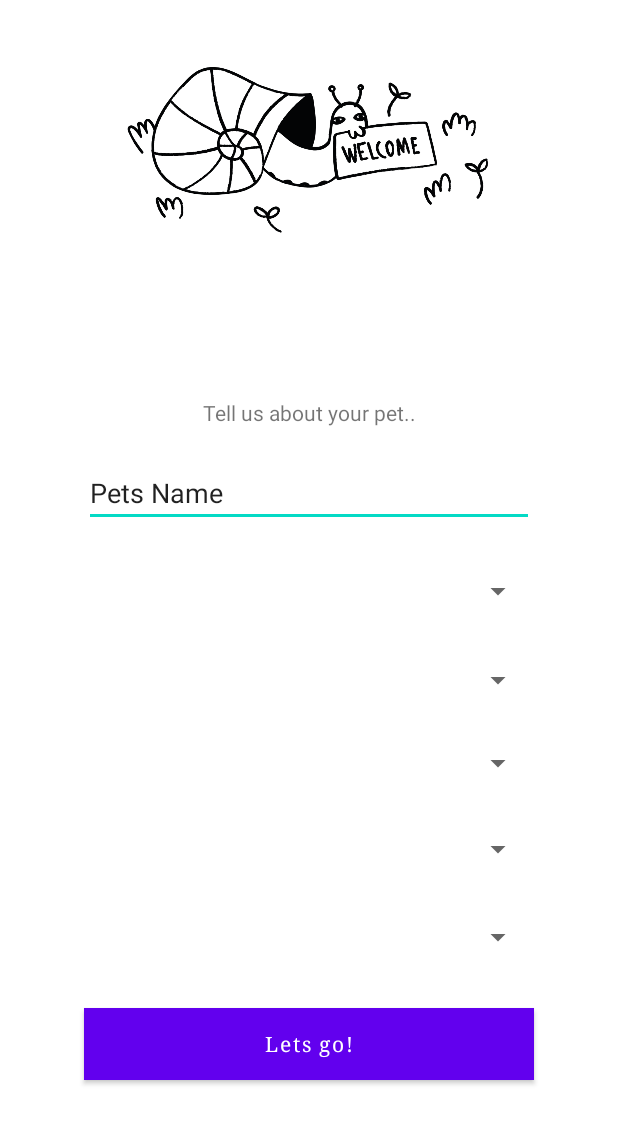
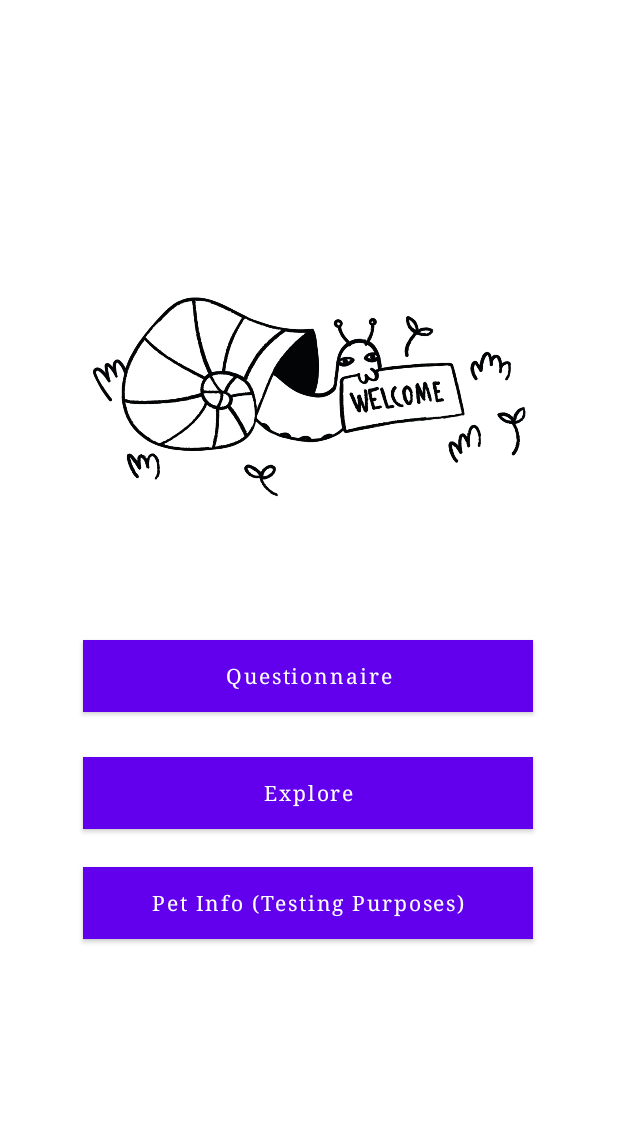
Before and after one commit to MobileNetworksUWS/PetsopediaApp, an Android app: the layout activity_main.xml on its own in the app's theme, with its tools: preview values and no code run, on a phone screen of 412 x 824 dp. Shown: the top 1124 px of the screen. Run offline under Robolectric (Android 15) with nearby library versions, the light colour scheme and no system bars.

Commit message:
Added new pages, changed welcome page so that there are buttons to different areas of app. Working on breed spinners now.

```diff
--- a/app/src/main/res/layout/activity_main.xml
+++ b/app/src/main/res/layout/activity_main.xml
@@ -8,117 +8,60 @@
 
     <ImageView
         android:id="@+id/imageView"
-        android:layout_width="332dp"
-        android:layout_height="200dp"
+        android:layout_width="391dp"
+        android:layout_height="240dp"
         android:contentDescription="@string/welcome_image"
-        app:layout_constraintBottom_toBottomOf="parent"
-        app:layout_constraintEnd_toEndOf="parent"
-        app:layout_constraintHorizontal_bias="0.493"
-        app:layout_constraintStart_toStartOf="parent"
-        app:layout_constraintTop_toTopOf="parent"
-        app:layout_constraintVertical_bias="0.0"
-        app:srcCompat="@drawable/cole_welcome" />
-
-    <TextView
-        android:id="@+id/textView"
-        android:layout_width="wrap_content"
-        android:layout_height="wrap_content"
-        android:text="@string/welcome_message"
-        app:layout_constraintBottom_toBottomOf="parent"
-        app:layout_constraintLeft_toLeftOf="parent"
-        app:layout_constraintRight_toRightOf="parent"
-        app:layout_constraintTop_toTopOf="parent"
-        app:layout_constraintVertical_bias="0.33" />
-
-    <EditText
-        android:id="@+id/editTextTextPersonName"
-        android:layout_width="@dimen/textfield_width"
-        android:layout_height="wrap_content"
-        android:autofillHints="@string/pet_name"
-        android:ems="10"
-        android:hint="@string/pet_name"
-        android:inputType="textPersonName"
-        android:labelFor="@string/pet_name"
-        android:text="@string/pet_name"
         app:layout_constraintBottom_toBottomOf="parent"
         app:layout_constraintEnd_toEndOf="parent"
         app:layout_constraintStart_toStartOf="parent"
         app:layout_constraintTop_toTopOf="parent"
-        app:layout_constraintVertical_bias="0.393" />
-
-    <Spinner
-        android:id="@+id/age_spinner"
-        android:layout_width="@dimen/textfield_width"
-        android:layout_height="@dimen/spinner_height"
-        android:labelFor="@string/pet_age"
-        android:text="@string/pet_age"
-        app:layout_constraintBottom_toBottomOf="parent"
-        app:layout_constraintEnd_toEndOf="parent"
-        app:layout_constraintStart_toStartOf="parent"
-        app:layout_constraintTop_toTopOf="@+id/imageView"
-        app:layout_constraintVertical_bias="0.478" />
-
-    <Spinner
-        android:id="@+id/which_spinner"
-        android:layout_width="@dimen/textfield_width"
-        android:layout_height="@dimen/spinner_height"
-        android:labelFor="@string/pet_age"
-        android:text="@string/pet_age"
-        app:layout_constraintBottom_toBottomOf="parent"
-        app:layout_constraintEnd_toEndOf="parent"
-        app:layout_constraintStart_toStartOf="parent"
-        app:layout_constraintTop_toTopOf="@+id/imageView"
-        app:layout_constraintVertical_bias="0.553" />
-
-    <Spinner
-        android:id="@+id/breed_spinner"
-        android:layout_width="@dimen/textfield_width"
-        android:layout_height="@dimen/spinner_height"
-        android:labelFor="@string/pet_age"
-        android:text="@string/pet_age"
-        app:layout_constraintBottom_toBottomOf="parent"
-        app:layout_constraintEnd_toEndOf="parent"
-        app:layout_constraintStart_toStartOf="parent"
-        app:layout_constraintTop_toTopOf="@+id/imageView"
-        app:layout_constraintVertical_bias="0.623" />
-
-    <Spinner
-        android:id="@+id/weight_spinner"
-        android:layout_width="@dimen/textfield_width"
-        android:layout_height="@dimen/spinner_height"
-        android:labelFor="@string/pet_age"
-        android:text="@string/pet_age"
-        app:layout_constraintBottom_toBottomOf="parent"
-        app:layout_constraintEnd_toEndOf="parent"
-        app:layout_constraintStart_toStartOf="parent"
-        app:layout_constraintTop_toTopOf="@+id/imageView"
-        app:layout_constraintVertical_bias="0.696" />
-
-    <Spinner
-        android:id="@+id/activity_spinner"
-        android:layout_width="@dimen/textfield_width"
-        android:layout_height="@dimen/spinner_height"
-        android:labelFor="@string/pet_age"
-        android:text="@string/pet_age"
-        app:layout_constraintBottom_toBottomOf="parent"
-        app:layout_constraintEnd_toEndOf="parent"
-        app:layout_constraintStart_toStartOf="parent"
-        app:layout_constraintTop_toTopOf="@+id/imageView"
-        app:layout_constraintVertical_bias="0.77" />
+        app:layout_constraintVertical_bias="0.248"
+        app:srcCompat="@drawable/cole_welcome" />
 
     <Button
-        android:id="@+id/main_button"
+        android:id="@+id/exploreBtn"
         android:layout_width="@dimen/button_width"
         android:layout_height="wrap_content"
         android:background="@color/standard_yellow"
         android:fontFamily="serif"
-        android:text="@string/button"
+        android:text="Explore"
         android:textAllCaps="false"
         app:layout_constraintBottom_toBottomOf="parent"
         app:layout_constraintEnd_toEndOf="parent"
+        app:layout_constraintHorizontal_bias="0.495"
         app:layout_constraintStart_toStartOf="parent"
         app:layout_constraintTop_toTopOf="parent"
-        app:layout_constraintVertical_bias="0.866" />
+        app:layout_constraintVertical_bias="0.65" />
+
+    <Button
+        android:id="@+id/infoBtn"
+        android:layout_width="@dimen/button_width"
+        android:layout_height="wrap_content"
+        android:background="@color/standard_yellow"
+        android:fontFamily="serif"
+        android:text="Pet Info (Testing Purposes)"
+        android:textAllCaps="false"
+        app:layout_constraintBottom_toBottomOf="parent"
+        app:layout_constraintEnd_toEndOf="parent"
+        app:layout_constraintHorizontal_bias="0.495"
+        app:layout_constraintStart_toStartOf="parent"
+        app:layout_constraintTop_toTopOf="parent"
+        app:layout_constraintVertical_bias="0.745" />
+
+    <Button
+        android:id="@+id/questionnaireBtn"
+        android:layout_width="@dimen/button_width"
+        android:layout_height="wrap_content"
+        android:background="@color/standard_yellow"
+        android:fontFamily="serif"
+        android:text="Questionnaire"
+        android:textAllCaps="false"
+        app:layout_constraintBottom_toBottomOf="parent"
+        app:layout_constraintEnd_toEndOf="parent"
+        app:layout_constraintHorizontal_bias="0.495"
+        app:layout_constraintStart_toStartOf="parent"
+        app:layout_constraintTop_toTopOf="parent"
+        app:layout_constraintVertical_bias="0.55" />
 
 
 </androidx.constraintlayout.widget.ConstraintLayout>
--- a/app/src/main/res/values/dimens.xml
+++ b/app/src/main/res/values/dimens.xml
@@ -1,6 +1,8 @@
 <?xml version="1.0" encoding="utf-8"?>
 <resources>
+    <dimen name="h1_size">30sp</dimen>
     <dimen name="button_width">300dp</dimen>
     <dimen name="textfield_width">300dp</dimen>
     <dimen name="spinner_height">35dp</dimen>
+    <dimen name="explore_image_height">200dp</dimen>
 </resources>
```
Also changed, not shown: app/src/main/AndroidManifest.xml (+23 -0 lines), app/src/main/java/com/example/petsopedia/Dogs.java (added, +14 -0 lines), app/src/main/java/com/example/petsopedia/Explore.java (added, +39 -0 lines), app/src/main/java/com/example/petsopedia/MainActivity.java (+27 -33 lines), app/src/main/java/com/example/petsopedia/PetInfo.java (+0 -17 lines), app/src/main/java/com/example/petsopedia/Questionnaire.java (added, +69 -0 lines), app/src/main/res/layout/dogs.xml (added, +59 -0 lines), app/src/main/res/layout/explore.xml (added, +98 -0 lines), app/src/main/res/layout/questionnaire.xml (added, +109 -0 lines), app/src/main/res/values/strings.xml (+16 -0 lines), app/src/main/res/drawable/cole_fatal_error.png (added).
